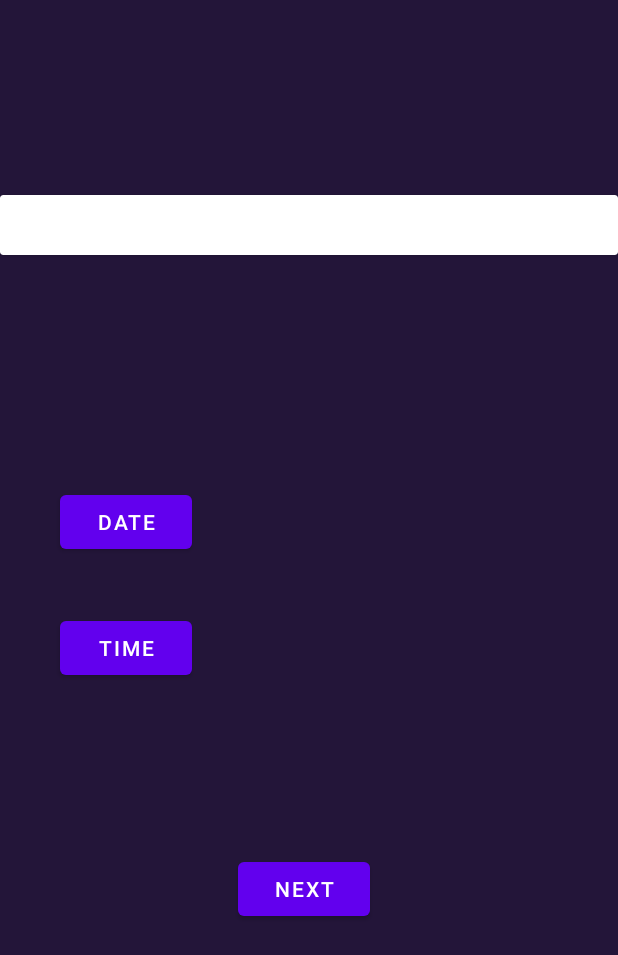
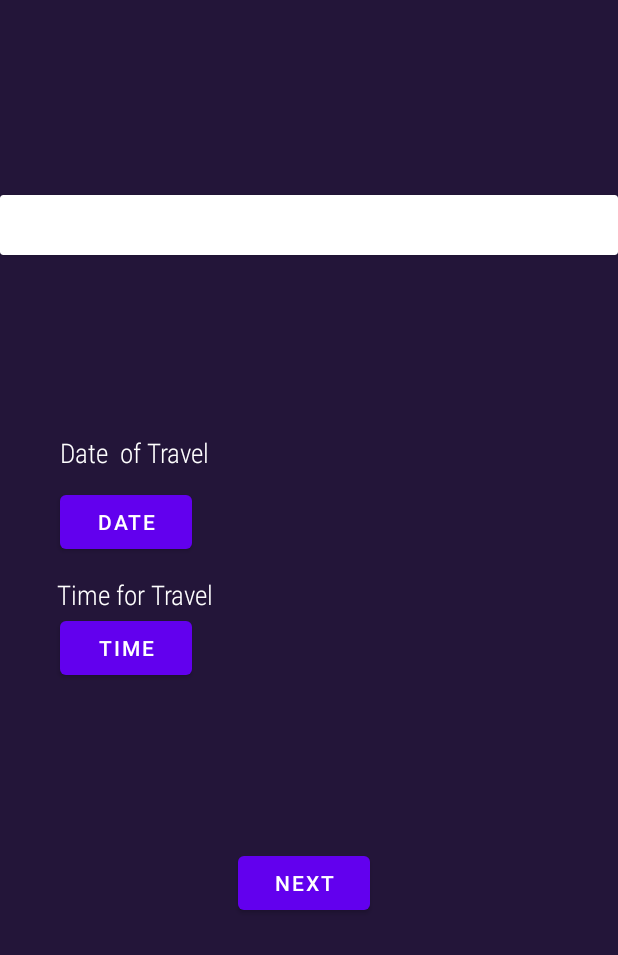
Before and after one commit to jazxii/DaVinci_Packer, an Android app: the Qstn1 screen opened directly, with no data from a screen before it, on a phone screen of 412 x 824 dp. Shown: the top 955 px of the screen. Run offline under Robolectric (Android 15) with nearby library versions, the phone set to English and light mode, and no system bars.

Commit message:
updates in code 1

```diff
--- a/app/src/main/java/com/example/davincipacker/Qstn2.kt
+++ b/app/src/main/java/com/example/davincipacker/Qstn2.kt
@@ -7,5 +7,7 @@ class Qstn2 : AppCompatActivity() {
     override fun onCreate(savedInstanceState: Bundle?) {
         super.onCreate(savedInstanceState)
         setContentView(R.layout.activity_qstn2)
+
+
     }
 }
--- a/app/src/main/res/layout/activity_qstn1.xml
+++ b/app/src/main/res/layout/activity_qstn1.xml
@@ -14,7 +14,7 @@
         android:layout_marginStart="40dp"
         android:layout_marginTop="154dp"
         android:layout_marginEnd="81dp"
-        android:text="date"
+        android:text="@string/date"
         app:layout_constraintEnd_toStartOf="@+id/datshw"
         app:layout_constraintStart_toStartOf="parent"
         app:layout_constraintTop_toBottomOf="@+id/cardView3" />
@@ -25,7 +25,7 @@
         android:layout_height="wrap_content"
         android:layout_marginStart="40dp"
         android:layout_marginTop="36dp"
-        android:text="time"
+        android:text="@string/time"
         app:layout_constraintStart_toStartOf="parent"
         app:layout_constraintTop_toBottomOf="@+id/btn_date" />
 
@@ -41,13 +41,13 @@
 
     <TextView
         android:id="@+id/datshw"
-        android:layout_width="140dp"
-        android:layout_height="38dp"
+        android:layout_width="157dp"
+        android:layout_height="34dp"
         android:layout_marginStart="81dp"
         android:layout_marginTop="164dp"
         android:textAlignment="center"
         android:textColor="#FFFFFF"
-        android:textSize="24sp"
+        android:textSize="18sp"
         app:layout_constraintStart_toEndOf="@+id/btn_date"
         app:layout_constraintTop_toBottomOf="@+id/cardView3"
         tools:text="Date" />
@@ -60,7 +60,7 @@
         android:layout_marginTop="37dp"
         android:textAlignment="center"
         android:textColor="#FFFFFF"
-        android:textSize="24sp"
+        android:textSize="18sp"
         app:layout_constraintStart_toEndOf="@+id/btn_time"
         app:layout_constraintTop_toBottomOf="@+id/datshw"
         tools:text="time" />
@@ -72,9 +72,35 @@
         android:layout_marginStart="158dp"
         android:layout_marginTop="121dp"
         android:layout_marginEnd="165dp"
-        android:text="Next"
+        android:text="@string/next"
         app:layout_constraintEnd_toEndOf="parent"
         app:layout_constraintStart_toStartOf="parent"
         app:layout_constraintTop_toBottomOf="@+id/timshw" />
 
+    <TextView
+        android:id="@+id/textView"
+        android:layout_width="wrap_content"
+        android:layout_height="wrap_content"
+        android:layout_marginStart="40dp"
+        android:layout_marginTop="119dp"
+        android:fontFamily="sans-serif-condensed-light"
+        android:text="Date  of Travel"
+        android:textColor="#FFFFFF"
+        android:textSize="18sp"
+        app:layout_constraintStart_toStartOf="parent"
+        app:layout_constraintTop_toBottomOf="@+id/cardView3" />
+
+    <TextView
+        android:id="@+id/textView3"
+        android:layout_width="wrap_content"
+        android:layout_height="wrap_content"
+        android:layout_marginStart="38dp"
+        android:layout_marginTop="12dp"
+        android:fontFamily="sans-serif-condensed-light"
+        android:text="Time for Travel"
+        android:textColor="#FFFFFF"
+        android:textSize="18sp"
+        app:layout_constraintStart_toStartOf="parent"
+        app:layout_constraintTop_toBottomOf="@+id/btn_date" />
+
 </androidx.constraintlayout.widget.ConstraintLayout>
--- a/app/src/main/res/values/strings.xml
+++ b/app/src/main/res/values/strings.xml
@@ -3,4 +3,7 @@
     <string name="davinci_packer">Davinci Packer</string>
     <string name="davinci_packer">Davinci Packer</string>
     <string name="new_plan">New Plan</string>
+    <string name="date">date</string>
+    <string name="time">time</string>
+    <string name="next">Next</string>
 </resources>
```
